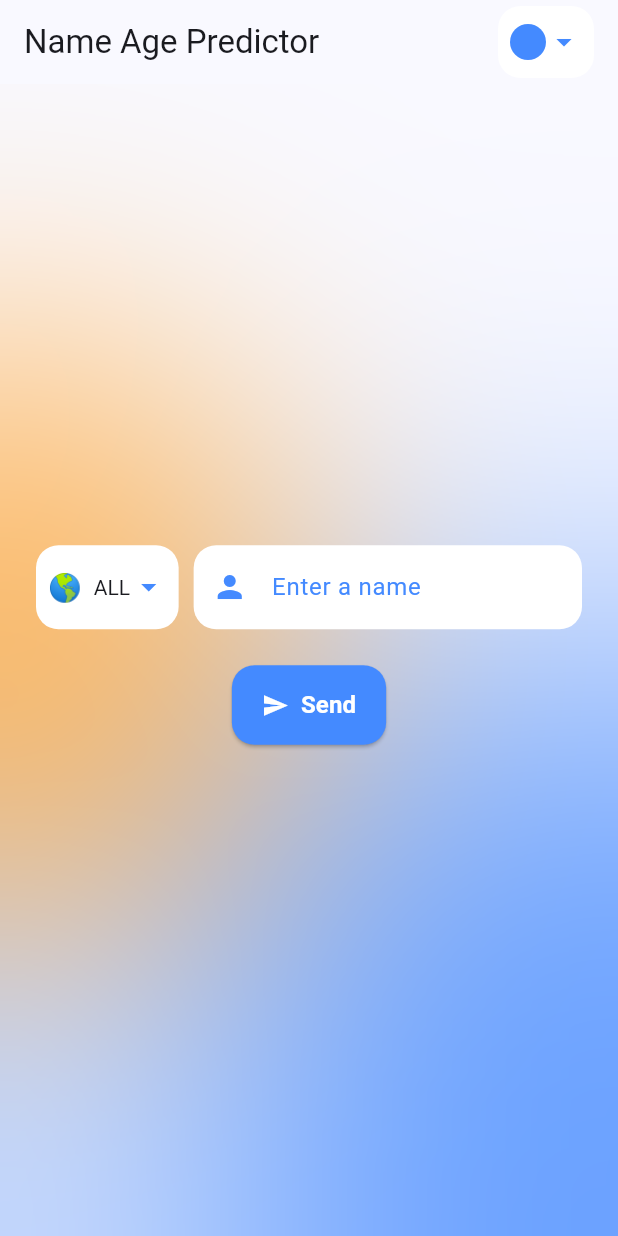
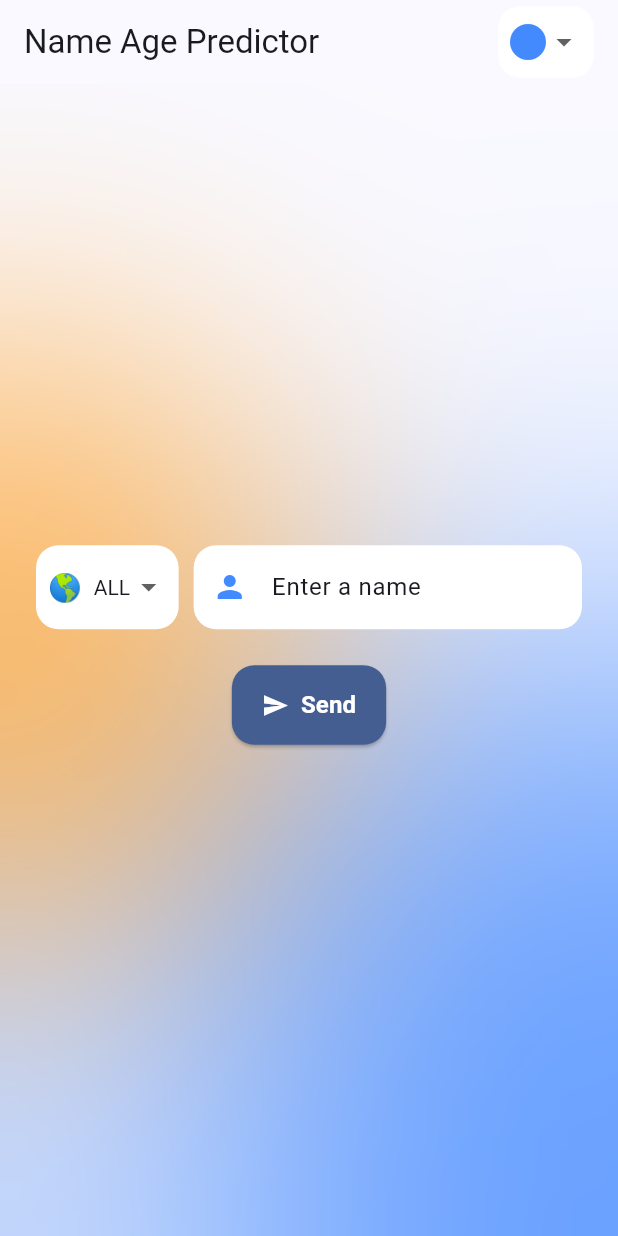
Before and after one commit to DavidKlant/neon_david_cursor, a Flutter app: the screen it shows after launch, on a phone screen of 412 x 824 dp. Run offline on Flutter 3.47's test engine with Material 3 defaults, Android fonts, the phone set to English and light mode, and no system bars; drawn by our look-alikes of flutter_animate; our stand-ins replace bloc, flutter_bloc, shared_preferences, styled_text.

Commit message:
adjust colors to pass contrast test

```diff
--- a/lib/main.dart
+++ b/lib/main.dart
@@ -30,7 +30,7 @@ class MyApp extends StatelessWidget {
             theme: ThemeData(
               colorScheme: ColorScheme.fromSeed(
                 seedColor: state.color,
-                primary: state.color,
+                tertiary: state.color,
               ),
               useMaterial3: true,
             ),
--- a/lib/pages/homepage.dart
+++ b/lib/pages/homepage.dart
@@ -4,6 +4,7 @@ import 'package:neon_david_cursor/business_logic/blocs/name_age/name_age_bloc.da
 import 'package:neon_david_cursor/widgets/animations/fade_in_from_bottom.dart';
 import 'package:neon_david_cursor/widgets/bubble_background.dart';
 import 'package:neon_david_cursor/widgets/buttons/cta_button.dart';
+import 'package:neon_david_cursor/widgets/dev_widgets/color_display.dart';
 import 'package:neon_david_cursor/widgets/markdown_text.dart';
 import 'package:neon_david_cursor/widgets/user_input/color_picker.dart';
 import 'package:neon_david_cursor/widgets/user_input/name_input_form.dart';
@@ -17,8 +18,8 @@ class HomePage extends StatelessWidget {
       appBar: AppBar(
         title: const Text('Name Age Predictor'),
         actions: [
-          Padding(
-            padding: const EdgeInsets.only(right: 16.0),
+          const Padding(
+            padding: EdgeInsets.only(right: 16.0),
             child: ColorPicker(),
           ),
         ],
--- a/lib/widgets/bubble_background.dart
+++ b/lib/widgets/bubble_background.dart
@@ -23,7 +23,7 @@ class BubbleBackground extends StatelessWidget {
                   height: MediaQuery.of(context).size.width * 1.25,
                   width: MediaQuery.of(context).size.width * 1.25,
                   decoration: BoxDecoration(
-                    color: colorScheme.primary,
+                    color: colorScheme.tertiary,
                     shape: BoxShape.circle,
                   )),
             ),
--- a/lib/widgets/user_input/color_picker.dart
+++ b/lib/widgets/user_input/color_picker.dart
@@ -32,7 +32,6 @@ class ColorPicker extends StatelessWidget {
                         .add(ChooseColor(color: newValue));
                   }
                 },
-                icon: Icon(Icons.arrow_drop_down, color: colorScheme.primary),
                 style: TextStyle(color: colorScheme.onSurface),
                 dropdownColor: colorScheme.onPrimary,
                 items: ColorData.colors.map((Color color) {
--- a/lib/widgets/user_input/country_selector.dart
+++ b/lib/widgets/user_input/country_selector.dart
@@ -31,7 +31,6 @@ class CountrySelector extends StatelessWidget {
                     context.read<SelectCountryCubit>().selectCountry(newValue);
                   }
                 },
-                icon: Icon(Icons.arrow_drop_down, color: colorScheme.primary),
                 style: TextStyle(color: colorScheme.onSurface),
                 dropdownColor: colorScheme.onPrimary,
                 items:
--- a/lib/widgets/user_input/name_input_form.dart
+++ b/lib/widgets/user_input/name_input_form.dart
@@ -21,7 +21,6 @@ class NameInputFormState extends State<NameInputForm> {
   @override
   Widget build(BuildContext context) {
     final ColorScheme colorScheme = Theme.of(context).colorScheme;
-    final primaryColor = colorScheme.primary;
 
     return BlocListener<NameAgeBloc, NameAgeState>(
       listener: (context, state) {
@@ -52,15 +51,17 @@ class NameInputFormState extends State<NameInputForm> {
                       ),
                       focusedBorder: OutlineInputBorder(
                         borderRadius: BorderRadius.circular(15),
-                        borderSide: BorderSide(color: primaryColor, width: 1),
+                        borderSide:
+                            BorderSide(color: colorScheme.tertiary, width: 1),
                       ),
                       filled: true,
                       fillColor: Colors.white,
-                      labelStyle: TextStyle(color: primaryColor),
-                      prefixIcon: Icon(Icons.person, color: primaryColor),
+                      labelStyle: TextStyle(color: colorScheme.onSurface),
+                      prefixIcon:
+                          Icon(Icons.person, color: colorScheme.tertiary),
                     ),
                     style: TextStyle(color: colorScheme.onSurface),
-                    cursorColor: primaryColor,
+                    cursorColor: colorScheme.tertiary,
                     textCapitalization: TextCapitalization.words,
                   ),
                 ),
```
Also changed, not shown: lib/widgets/country_selector.dart (deleted, +0 -60 lines).
